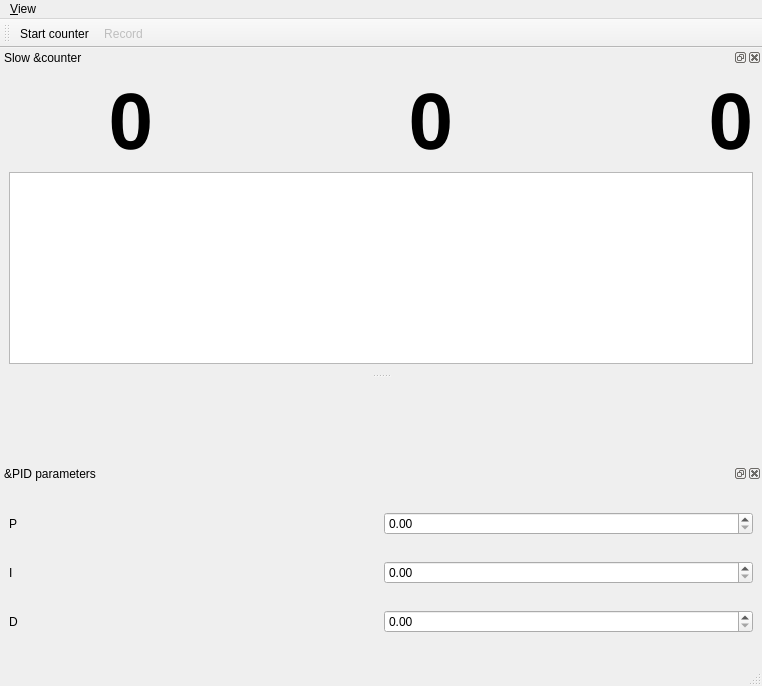
Before: the Qt Designer form gui/pidgui/ui_pid_control.ui in Ulm-IQO/qudi, drawn with Qt 5.
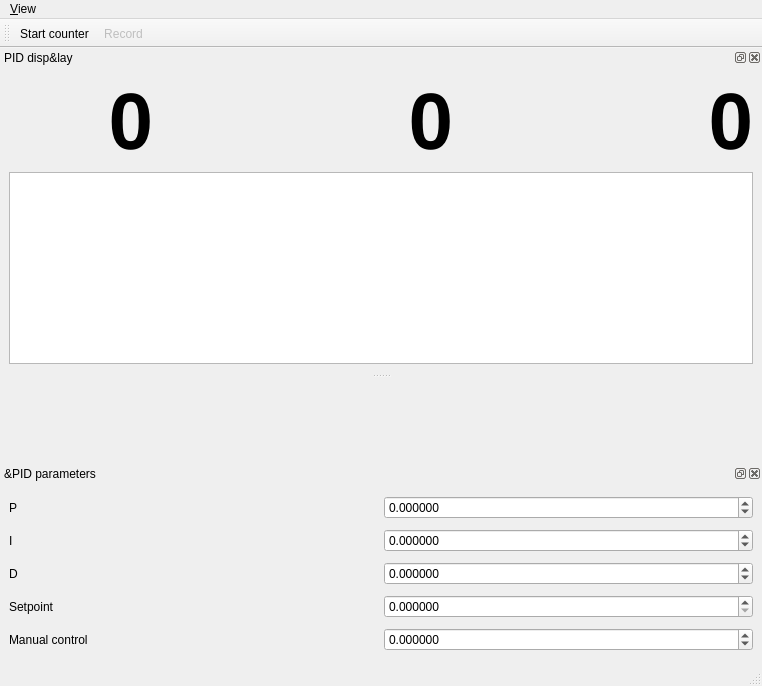
After: the same form once the commit is applied. Icons and pictures are not drawn. Custom widgets are drawn as their Qt base class.

Commit message: pid setpoint and manual value

What changed in the file:
```diff
--- a/gui/pidgui/ui_pid_control.ui
+++ b/gui/pidgui/ui_pid_control.ui
@@ -45,14 +45,14 @@
   <widget class="QStatusBar" name="statusbar"/>
   <widget class="QDockWidget" name="pid_trace_DockWidget">
    <property name="windowTitle">
-    <string>Slow &amp;counter</string>
+    <string>PID disp&amp;lay</string>
    </property>
    <attribute name="dockWidgetArea">
     <number>4</number>
    </attribute>
    <widget class="QWidget" name="dockWidgetContents">
     <layout class="QGridLayout" name="gridLayout">
-     <item row="0" column="4">
+     <item row="0" column="5">
       <widget class="QLabel" name="control_value_Label">
        <property name="font">
         <font>
@@ -69,44 +69,26 @@
        </property>
       </widget>
      </item>
-     <item row="0" column="2">
-      <widget class="QLabel" name="setpoint_value_Label">
-       <property name="font">
-        <font>
-         <pointsize>60</pointsize>
-         <weight>75</weight>
-         <bold>true</bold>
-        </font>
-       </property>
-       <property name="text">
-        <string>0</string>
-       </property>
-       <property name="alignment">
-        <set>Qt::AlignRight|Qt::AlignTrailing|Qt::AlignVCenter</set>
-       </property>
-      </widget>
-     </item>
-     <item row="1" column="0" colspan="5">
+     <item row="3" column="1" colspan="5">
       <widget class="PlotWidget" name="trace_PlotWidget"/>
      </item>
-     <item row="0" column="0">
-      <widget class="QLabel" name="process_value_Label">
-       <property name="font">
-        <font>
-         <pointsize>60</pointsize>
-         <weight>75</weight>
-         <bold>true</bold>
-        </font>
+     <item row="0" column="4">
+      <spacer name="horizontalSpacer_2">
+       <property name="orientation">
+        <enum>Qt::Horizontal</enum>
        </property>
-       <property name="text">
-        <string>0</string>
+       <property name="sizeType">
+        <enum>QSizePolicy::Fixed</enum>
        </property>
-       <property name="alignment">
-        <set>Qt::AlignRight|Qt::AlignTrailing|Qt::AlignVCenter</set>
+       <property name="sizeHint" stdset="0">
+        <size>
+         <width>40</width>
+         <height>20</height>
+        </size>
        </property>
-      </widget>
+      </spacer>
      </item>
-     <item row="0" column="1">
+     <item row="0" column="2">
       <spacer name="horizontalSpacer">
        <property name="orientation">
         <enum>Qt::Horizontal</enum>
@@ -123,20 +105,38 @@
       </spacer>
      </item>
      <item row="0" column="3">
-      <spacer name="horizontalSpacer_2">
-       <property name="orientation">
-        <enum>Qt::Horizontal</enum>
+      <widget class="QLabel" name="process_value_Label">
+       <property name="font">
+        <font>
+         <pointsize>60</pointsize>
+         <weight>75</weight>
+         <bold>true</bold>
+        </font>
        </property>
-       <property name="sizeType">
-        <enum>QSizePolicy::Fixed</enum>
+       <property name="text">
+        <string>0</string>
        </property>
-       <property name="sizeHint" stdset="0">
-        <size>
-         <width>40</width>
-         <height>20</height>
-        </size>
+       <property name="alignment">
+        <set>Qt::AlignRight|Qt::AlignTrailing|Qt::AlignVCenter</set>
        </property>
-      </spacer>
+      </widget>
+     </item>
+     <item row="0" column="1">
+      <widget class="QLabel" name="setpoint_value_Label">
+       <property name="font">
+        <font>
+         <pointsize>60</pointsize>
+         <weight>75</weight>
+         <bold>true</bold>
+        </font>
+       </property>
+       <property name="text">
+        <string>0</string>
+       </property>
+       <property name="alignment">
+        <set>Qt::AlignRight|Qt::AlignTrailing|Qt::AlignVCenter</set>
+       </property>
+      </widget>
      </item>
     </layout>
    </widget>
@@ -162,17 +162,47 @@
    </attribute>
    <widget class="QWidget" name="dockWidgetContents_2">
     <layout class="QGridLayout" name="gridLayout_2">
-     <item row="0" column="0">
-      <widget class="QLabel" name="labelP">
-       <property name="text">
-        <string>P</string>
+     <item row="2" column="1">
+      <widget class="QDoubleSpinBox" name="D_DoubleSpinBox">
+       <property name="toolTip">
+        <string>If bigger than 1, the number of samples is averaged over the given number and then displayed. 
+Use for extremely fast counting, since all the raw data is saved. 
+Timestamps in oversampling interval are all equal to the averaging time.</string>
        </property>
+       <property name="decimals">
+        <number>6</number>
+       </property>
+       <property name="minimum">
+        <double>-999.000000000000000</double>
+       </property>
+       <property name="maximum">
+        <double>999.000000000000000</double>
+       </property>
       </widget>
      </item>
-     <item row="1" column="0">
-      <widget class="QLabel" name="labelI">
-       <property name="text">
-        <string>I</string>
+     <item row="1" column="1">
+      <widget class="QDoubleSpinBox" name="I_DoubleSpinBox">
+       <property name="decimals">
+        <number>6</number>
+       </property>
+       <property name="minimum">
+        <double>-999.000000000000000</double>
+       </property>
+       <property name="maximum">
+        <double>999.000000000000000</double>
+       </property>
+      </widget>
+     </item>
+     <item row="0" column="1">
+      <widget class="QDoubleSpinBox" name="P_DoubleSpinBox">
+       <property name="decimals">
+        <number>6</number>
+       </property>
+       <property name="minimum">
+        <double>-999.000000000000000</double>
+       </property>
+       <property name="maximum">
+        <double>999.000000000000000</double>
        </property>
       </widget>
      </item>
@@ -188,18 +218,57 @@
        </property>
       </widget>
      </item>
-     <item row="0" column="1">
-      <widget class="QDoubleSpinBox" name="P_DoubleSpinBox"/>
+     <item row="1" column="0">
+      <widget class="QLabel" name="labelI">
+       <property name="text">
+        <string>I</string>
+       </property>
+      </widget>
      </item>
-     <item row="1" column="1">
-      <widget class="QDoubleSpinBox" name="I_DoubleSpinBox"/>
+     <item row="0" column="0">
+      <widget class="QLabel" name="labelP">
+       <property name="text">
+        <string>P</string>
+       </property>
+      </widget>
      </item>
-     <item row="2" column="1">
-      <widget class="QDoubleSpinBox" name="D_DoubleSpinBox">
-       <property name="toolTip">
-        <string>If bigger than 1, the number of samples is averaged over the given number and then displayed. 
-Use for extremely fast counting, since all the raw data is saved. 
-Timestamps in oversampling interval are all equal to the averaging time.</string>
+     <item row="3" column="1">
+      <widget class="QDoubleSpinBox" name="setpointDoubleSpinBox">
+       <property name="decimals">
+        <number>6</number>
+       </property>
+       <property name="minimum">
+        <double>0.000000000000000</double>
+       </property>
+       <property name="maximum">
+        <double>999.000000000000000</double>
+       </property>
+      </widget>
+     </item>
+     <item row="4" column="1">
+      <widget class="QDoubleSpinBox" name="manualDoubleSpinBox">
+       <property name="decimals">
+        <number>6</number>
+       </property>
+       <property name="minimum">
+        <double>-999.000000000000000</double>
+       </property>
+       <property name="maximum">
+        <double>999.000000000000000</double>
+       </property>
+      </widget>
+     </item>
+     <item row="3" column="0">
+      <widget class="QLabel" name="label">
+       <property name="text">
+        <string>Setpoint</string>
+       </property>
+      </widget>
+     </item>
+     <item row="4" column="0">
+      <widget class="QLabel" name="label_2">
+       <property name="text">
+        <string>Manual control</string>
        </property>
       </widget>
      </item>
```
The commit also changes 2 other files.
